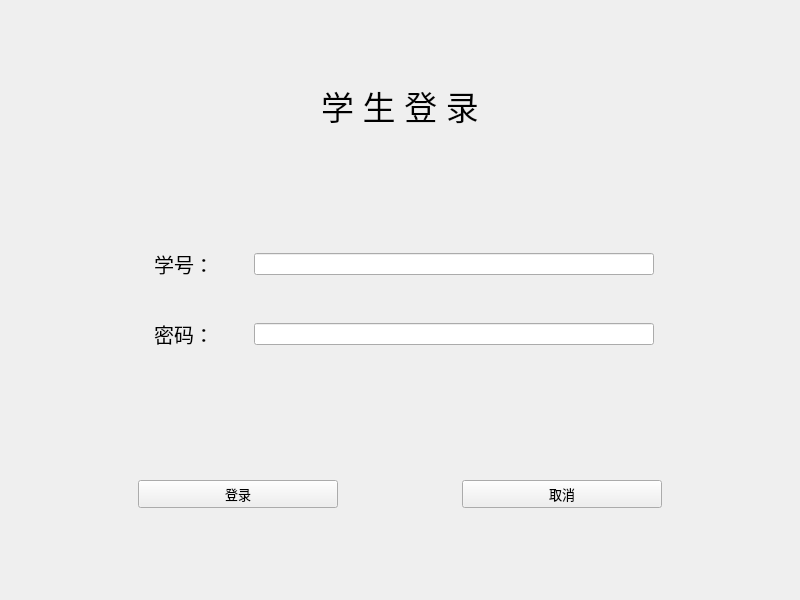
Qt form loginwidget.ui (yuzujr/ScoreManagementSystem) before a commit.
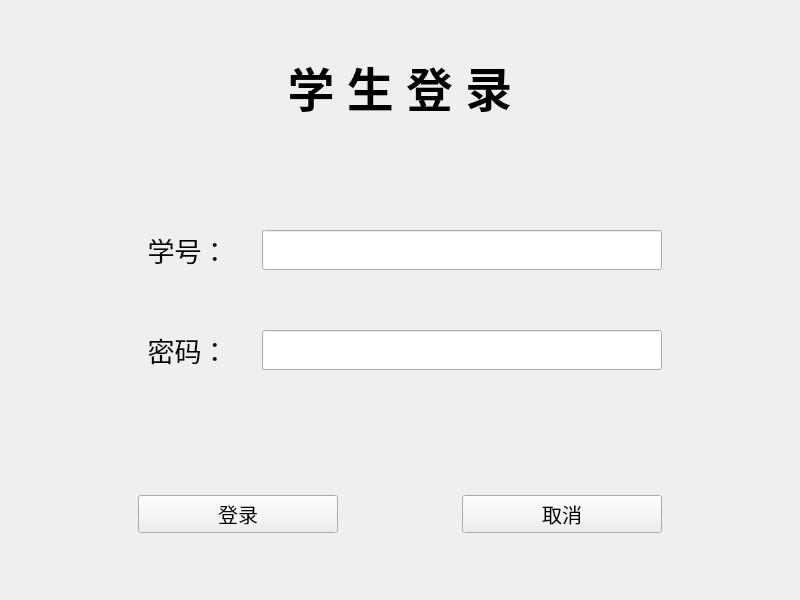
The same form after that commit. Custom widgets are drawn as their Qt base class.

```diff
--- a/loginwidget.ui
+++ b/loginwidget.ui
@@ -2,6 +2,9 @@
 <ui version="4.0">
  <class>LogInWidget</class>
  <widget class="QWidget" name="LogInWidget">
+  <property name="enabled">
+   <bool>true</bool>
+  </property>
   <property name="geometry">
    <rect>
     <x>0</x>
@@ -10,6 +13,12 @@
     <height>600</height>
    </rect>
   </property>
+  <property name="minimumSize">
+   <size>
+    <width>800</width>
+    <height>600</height>
+   </size>
+  </property>
   <property name="maximumSize">
    <size>
     <width>800</width>
@@ -22,16 +31,29 @@
   <layout class="QVBoxLayout" name="verticalLayout">
    <item>
     <widget class="QWidget" name="widget_2" native="true">
+     <property name="maximumSize">
+      <size>
+       <width>16777215</width>
+       <height>150</height>
+      </size>
+     </property>
      <property name="layoutDirection">
       <enum>Qt::RightToLeft</enum>
      </property>
      <layout class="QVBoxLayout" name="verticalLayout_2">
       <item>
        <widget class="QLabel" name="label_3">
+        <property name="maximumSize">
+         <size>
+          <width>16777215</width>
+          <height>16777215</height>
+         </size>
+        </property>
         <property name="font">
          <font>
-          <family>微软雅黑</family>
-          <pointsize>25</pointsize>
+          <family>宋体</family>
+          <pointsize>35</pointsize>
+          <bold>true</bold>
          </font>
         </property>
         <property name="text">
@@ -58,14 +80,14 @@
         </property>
         <property name="maximumSize">
          <size>
-          <width>80</width>
+          <width>100</width>
           <height>16777215</height>
          </size>
         </property>
         <property name="font">
          <font>
-          <family>微软雅黑</family>
-          <pointsize>15</pointsize>
+          <family>宋体</family>
+          <pointsize>20</pointsize>
          </font>
         </property>
         <property name="text">
@@ -86,8 +108,8 @@
         </property>
         <property name="font">
          <font>
-          <family>微软雅黑</family>
-          <pointsize>15</pointsize>
+          <family>宋体</family>
+          <pointsize>20</pointsize>
          </font>
         </property>
         <property name="text">
@@ -103,7 +125,7 @@
         <property name="minimumSize">
          <size>
           <width>300</width>
-          <height>0</height>
+          <height>40</height>
          </size>
         </property>
         <property name="maximumSize">
@@ -112,6 +134,11 @@
           <height>16777215</height>
          </size>
         </property>
+        <property name="font">
+         <font>
+          <pointsize>15</pointsize>
+         </font>
+        </property>
         <property name="echoMode">
          <enum>QLineEdit::Password</enum>
         </property>
@@ -122,7 +149,7 @@
         <property name="minimumSize">
          <size>
           <width>300</width>
-          <height>0</height>
+          <height>40</height>
          </size>
         </property>
         <property name="maximumSize">
@@ -131,6 +158,11 @@
           <height>16777215</height>
          </size>
         </property>
+        <property name="font">
+         <font>
+          <pointsize>15</pointsize>
+         </font>
+        </property>
        </widget>
       </item>
       <item row="2" column="3">
@@ -170,6 +202,12 @@
    </item>
    <item>
     <widget class="QWidget" name="widget_3" native="true">
+     <property name="maximumSize">
+      <size>
+       <width>16777215</width>
+       <height>150</height>
+      </size>
+     </property>
      <property name="font">
       <font>
        <pointsize>10</pointsize>
@@ -202,8 +240,8 @@
         </property>
         <property name="font">
          <font>
-          <family>微软雅黑</family>
-          <pointsize>10</pointsize>
+          <family>宋体</family>
+          <pointsize>15</pointsize>
          </font>
         </property>
         <property name="text">
@@ -237,8 +275,8 @@
         </property>
         <property name="font">
          <font>
-          <family>微软雅黑</family>
-          <pointsize>10</pointsize>
+          <family>宋体</family>
+          <pointsize>15</pointsize>
          </font>
         </property>
         <property name="text">
```
